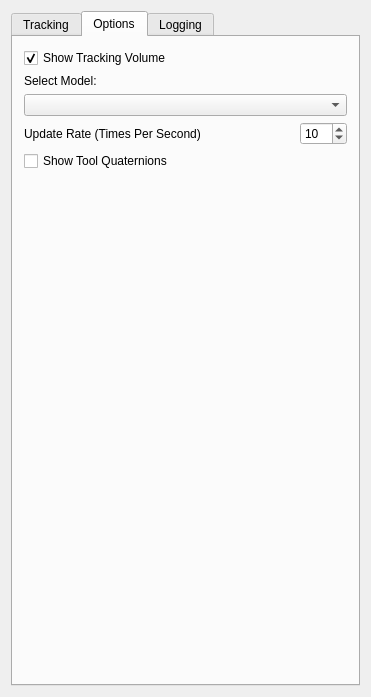
Qt form Modules/Bundles/org.mitk.gui.qt.igttrackingtoolbox/src/internal/QmitkMITKIGTTrackingToolboxViewControls.ui (MITK/MITK) before a commit.
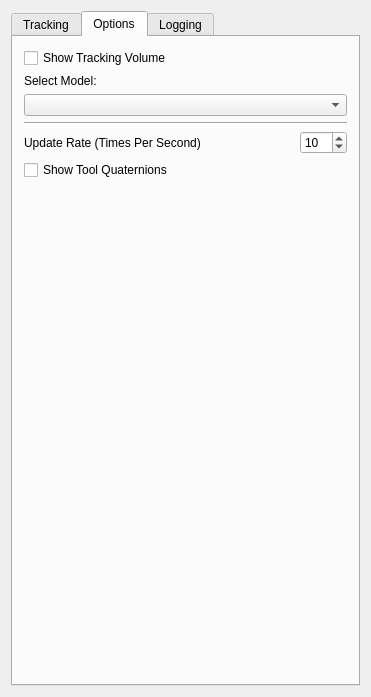
The same form after that commit. The open tabs and pages were chosen to show the change. Custom widgets are drawn as their Qt base class.

Commit message: Beautification of the Tracking Toolbox Options

Diff of the .ui file:
```diff
--- a/Modules/Bundles/org.mitk.gui.qt.igttrackingtoolbox/src/internal/QmitkMITKIGTTrackingToolboxViewControls.ui
+++ b/Modules/Bundles/org.mitk.gui.qt.igttrackingtoolbox/src/internal/QmitkMITKIGTTrackingToolboxViewControls.ui
@@ -257,11 +257,14 @@
       <layout class="QVBoxLayout" name="verticalLayout_7">
        <item>
         <widget class="QCheckBox" name="m_ShowTrackingVolume">
+         <property name="enabled">
+          <bool>true</bool>
+         </property>
          <property name="text">
           <string>Show Tracking Volume</string>
          </property>
          <property name="checked">
-          <bool>true</bool>
+          <bool>false</bool>
          </property>
         </widget>
        </item>
@@ -275,6 +278,39 @@
        <item>
         <widget class="QComboBox" name="VolumeSelectionBox"/>
        </item>
+       <item>
+        <spacer name="verticalSpacer_4">
+         <property name="orientation">
+          <enum>Qt::Vertical</enum>
+         </property>
+         <property name="sizeHint" stdset="0">
+          <size>
+           <width>20</width>
+           <height>40</height>
+          </size>
+         </property>
+        </spacer>
+       </item>
+       <item>
+        <widget class="Line" name="line">
+         <property name="orientation">
+          <enum>Qt::Horizontal</enum>
+         </property>
+        </widget>
+       </item>
+       <item>
+        <spacer name="verticalSpacer_5">
+         <property name="orientation">
+          <enum>Qt::Vertical</enum>
+         </property>
+         <property name="sizeHint" stdset="0">
+          <size>
+           <width>20</width>
+           <height>40</height>
+          </size>
+         </property>
+        </spacer>
+       </item>
        <item>
         <layout class="QHBoxLayout" name="horizontalLayout_6">
          <item>
```
Left out of the diff: 2 changed lines with no effect on the pictures. The commit also changes 1 other file.
